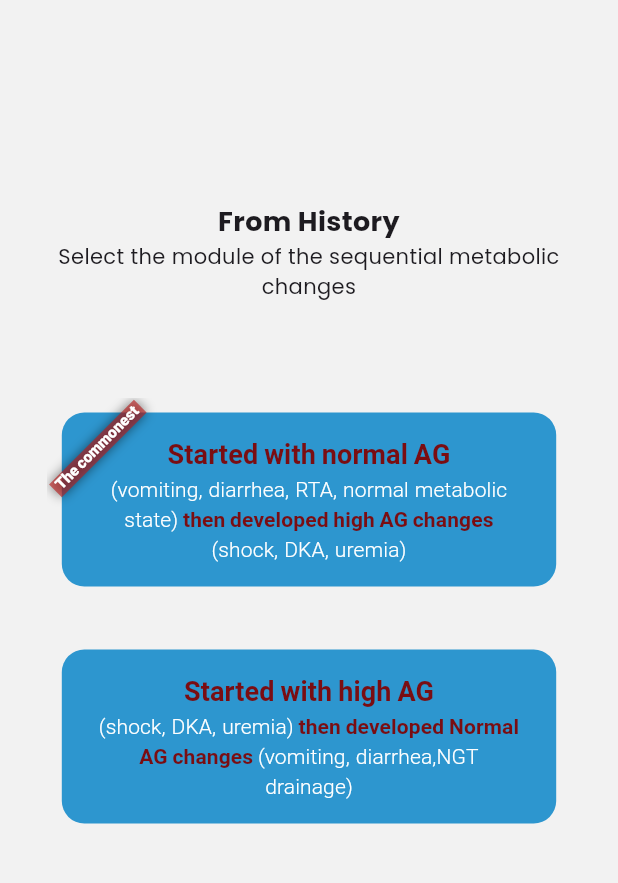
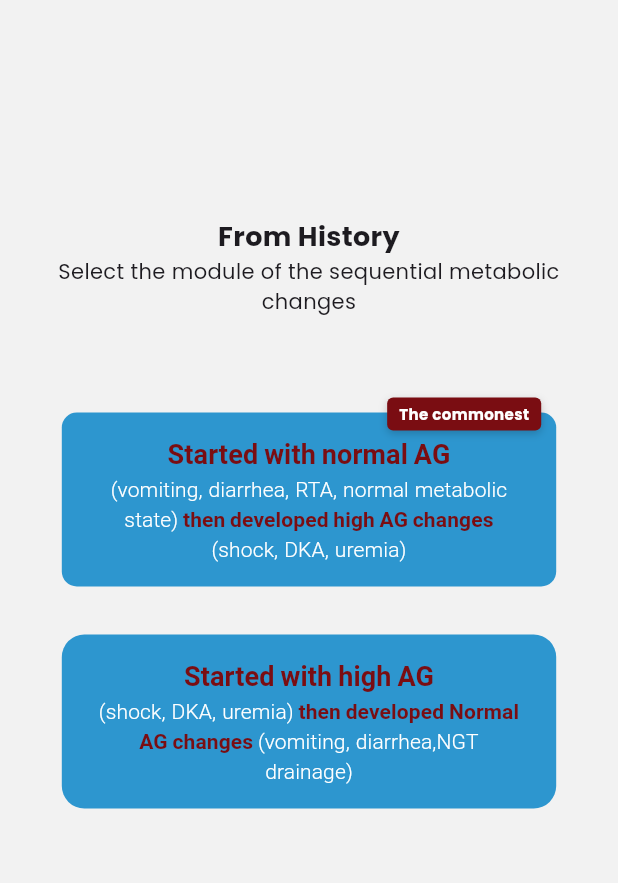
Before and after one commit to ahmed-5036/ABG, a Flutter app: the PatientTypeSelectionPage screen opened by its route, on a phone screen of 412 x 824 dp, the part 210-1093 px from its top. Run offline on Flutter 3.47's test engine with Material 3 defaults, Android fonts, the phone set to English and light mode, and no system bars; our stand-ins replace adaptive_dialog, flutter_riverpod, google_fonts, rflutter_alert, universal_platform; missing offline and left inert: desktop_window.

Commit message:
edited button banner

```diff
--- a/lib/views/pages/patient_type_selection.dart
+++ b/lib/views/pages/patient_type_selection.dart
@@ -62,13 +62,14 @@
                   firstInput: Padding(
                     padding: const EdgeInsets.all(16),
                     child: Container(
-                      clipBehavior: Clip.hardEdge,
-                      decoration: const BoxDecoration(),
-                      padding: const EdgeInsets.all(10),
-                      child: Banner(
-                        message: "The commonest",
-                        location: BannerLocation.topStart,
-                        child: BorderedButton(
+                      decoration: BoxDecoration(
+                        color: AppColors.blue,
+                        borderRadius: BorderRadius.circular(10),
+                      ),
+                      child: Stack(
+                        clipBehavior: Clip.none,
+                        children: [
+                          BorderedButton(
                             customWidgetLabel: const Text.rich(
                               TextSpan(
                                 children: <InlineSpan>[
@@ -109,7 +110,7 @@
                               ),
                               textAlign: TextAlign.center,
                             ),
-                          color: AppColors.blue,
+                            color: Colors.transparent,
                             verticalPadding: 8,
                             customHeight: 100,
                             action: () async {
@@ -121,6 +122,34 @@
                                   .pushReplacementNamed(RouteNames.inputData);
                             },
                           ),
+                          Positioned(
+                            top: -10,
+                            right: 10,
+                            child: Container(
+                              padding: const EdgeInsets.symmetric(
+                                  horizontal: 8, vertical: 4),
+                              decoration: BoxDecoration(
+                                color: AppColors.deepRed2,
+                                borderRadius: BorderRadius.circular(4),
+                                boxShadow: [
+                                  BoxShadow(
+                                    color: Colors.black.withOpacity(0.2),
+                                    blurRadius: 4,
+                                    offset: const Offset(0, 2),
+                                  ),
+                                ],
+                              ),
+                              child: const Text(
+                                "The commonest",
+                                style: TextStyle(
+                                  color: Colors.white,
+                                  fontSize: 10,
+                                  fontWeight: FontWeight.bold,
+                                ),
+                              ),
+                            ),
+                          ),
+                        ],
                       ),
                     ),
                   ),
@@ -177,3 +206,47 @@
     );
   }
 }
+
+class RibbonButton extends StatelessWidget {
+  final Widget child;
+  final String ribbonText;
+  final Color ribbonColor;
+
+  const RibbonButton({
+    Key? key,
+    required this.child,
+    required this.ribbonText,
+    this.ribbonColor = AppColors.deepRed2,
+  }) : super(key: key);
+
+  @override
+  Widget build(BuildContext context) {
+    return Stack(
+      children: [
+        child,
+        Positioned(
+          top: 0,
+          right: 0,
+          child: Container(
+            padding: const EdgeInsets.symmetric(horizontal: 8, vertical: 4),
+            decoration: BoxDecoration(
+              color: ribbonColor,
+              borderRadius: const BorderRadius.only(
+                bottomLeft: Radius.circular(8),
+                topRight: Radius.circular(8),
+              ),
+            ),
+            child: Text(
+              ribbonText,
+              style: const TextStyle(
+                color: Colors.white,
+                fontSize: 10,
+                fontWeight: FontWeight.bold,
+              ),
+            ),
+          ),
+        ),
+      ],
+    );
+  }
+}
```
Lines whose indentation alone changed are shown as unchanged.
